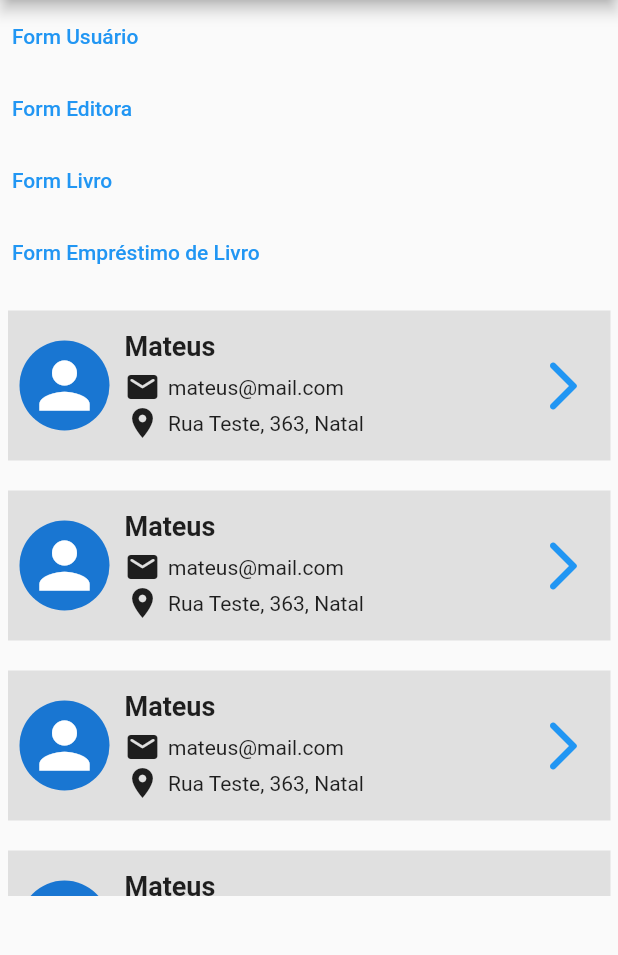
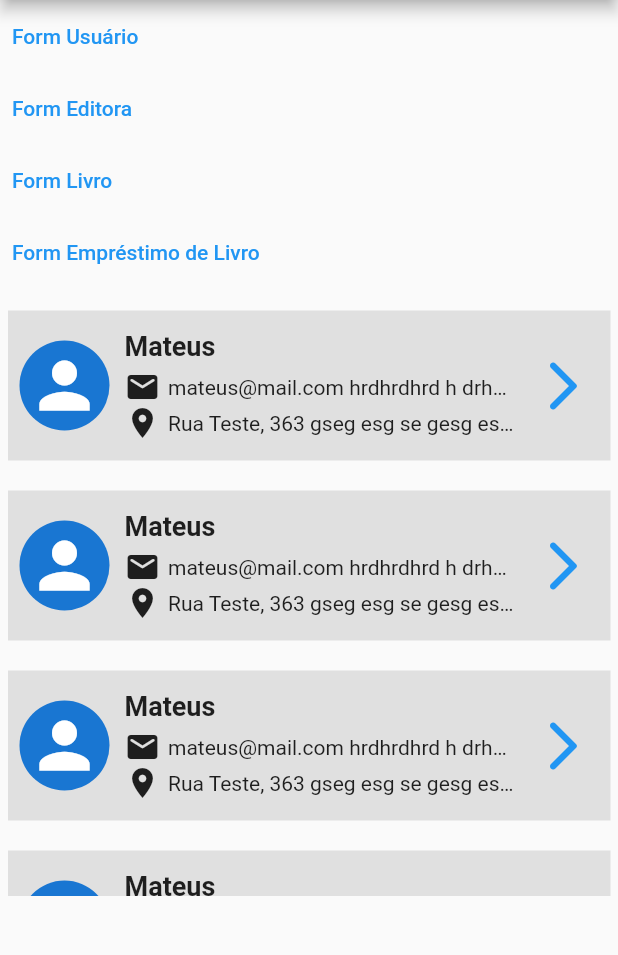
Before and after one commit to mateusmeds/locadora-livros-wda, a Flutter app: the screen it shows after launch, on a phone screen of 412 x 824 dp, the part 84-1039 px from its top. Run offline on Flutter 3.47's test engine with Material 2 defaults, Android fonts, the phone set to English and light mode, and no system bars.

Commit message:
Adicionando quebra de texto no card de usuários

```diff
--- a/lib/components/user_list.dart
+++ b/lib/components/user_list.dart
@@ -7,7 +7,14 @@ class UserList extends StatelessWidget {
   @override
   Widget build(BuildContext context) {
     final List<User> users = [
-      User(1, 'Mateus', 'mateus@mail.com', 'Rua Teste, 363', 'Natal'),
+      User(1, 'Mateus', 'mateus@mail.com hrdhrdhrd h drhdr hrdhdr hdh',
+          'Rua Teste, 363 gseg esg se gesg esg seg esg seg', 'Natal'),
+          User(1, 'Mateus', 'mateus@mail.com hrdhrdhrd h drhdr hrdhdr hdh',
+          'Rua Teste, 363 gseg esg se gesg esg seg esg seg', 'Natal'),
+          User(1, 'Mateus', 'mateus@mail.com hrdhrdhrd h drhdr hrdhdr hdh',
+          'Rua Teste, 363 gseg esg se gesg esg seg esg seg', 'Natal'),
+          User(1, 'Mateus', 'mateus@mail.com hrdhrdhrd h drhdr hrdhdr hdh',
+          'Rua Teste, 363 gseg esg se gesg esg seg esg seg', 'Natal'),
       User(1, 'Mateus', 'mateus@mail.com', 'Rua Teste, 363', 'Natal'),
       User(1, 'Mateus', 'mateus@mail.com', 'Rua Teste, 363', 'Natal'),
       User(1, 'Mateus', 'mateus@mail.com', 'Rua Teste, 363', 'Natal'),
@@ -61,14 +68,19 @@ class UserList extends StatelessWidget {
                               children: [
                                 const Icon(Icons.email_rounded),
                                 const SizedBox(width: 5),
-                                Text(user.email),
+                                Flexible(
+                                  child: Text(
+                                    user.email,
+                                    overflow: TextOverflow.ellipsis,
+                                  ),
+                                ),
                               ],
                             ),
                             Row(
                               children: [
                                 const Icon(Icons.location_on),
                                 const SizedBox(width: 5),
-                                Text("${user.address}, ${user.city}"),
+                                Flexible(child: Text("${user.address}, ${user.city}",overflow: TextOverflow.ellipsis,)),
                               ],
                             ),
                           ],
```
